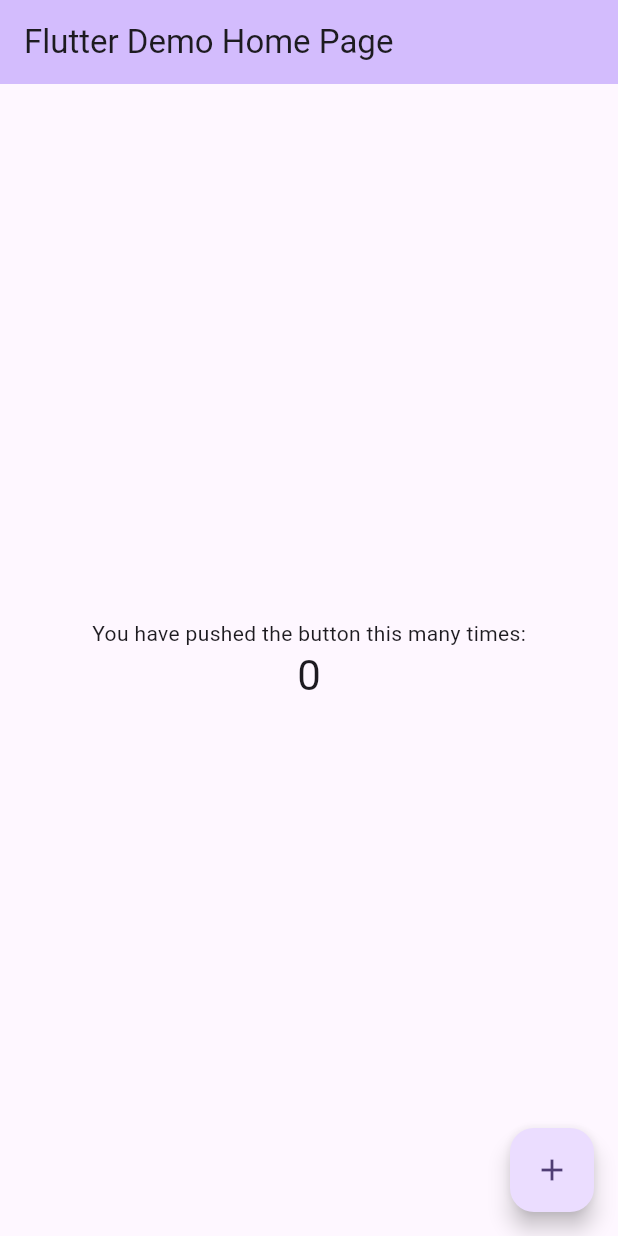
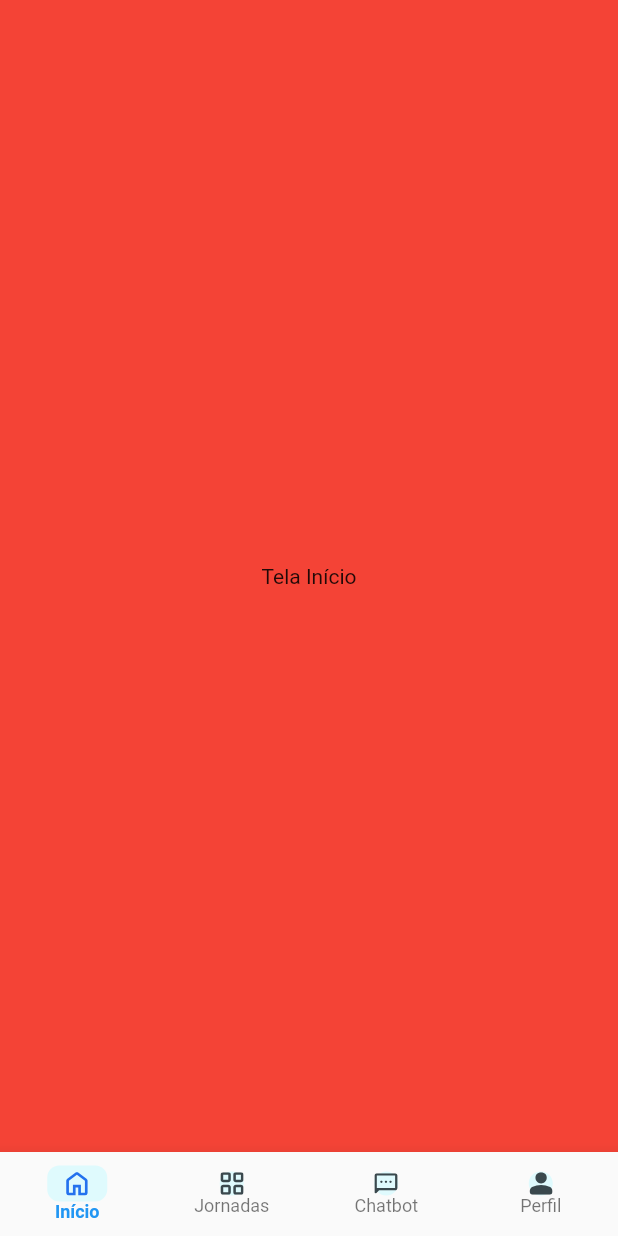
Before and after one commit to elysonsarmento/budz_teste, a Flutter app: the screen it shows after launch, on a phone screen of 412 x 824 dp. Run offline on Flutter 3.47's test engine with Material 2 defaults, Android fonts, the phone set to English and light mode, and no system bars; our stand-ins replace flutter_svg.

Commit message:
style: :lipstick: Adding the bottom menu

```diff
--- /dev/null
+++ b/lib/bottom_menu.dart
@@ -0,0 +1,154 @@
+import 'package:flutter/material.dart';
+import 'package:flutter_svg/svg.dart';
+
+import 'widgets/icons/icons_string.dart';
+
+class BottomWidget extends StatefulWidget {
+  const BottomWidget({super.key});
+
+  @override
+  State<BottomWidget> createState() => _BottomWidgetState();
+}
+
+class _BottomWidgetState extends State<BottomWidget> {
+  int _currentIndex = 0;
+
+  final List<Widget> _screens = [
+    Container(
+      color: Colors.red,
+      child: const Center(
+        child: Text('Tela Início'),
+      ),
+    ),
+    Container(
+      color: Colors.green,
+      child: const Center(
+        child: Text('Tela grid'),
+      ),
+    ),
+    Container(
+      color: Colors.blue,
+      child: const Center(
+        child: Text('Tela chat'),
+      ),
+    ),
+    Container(
+      color: Colors.yellow,
+      child: const Center(
+        child: Text('Tela Perfil'),
+      ),
+    ),
+  ];
+
+  @override
+  Widget build(BuildContext context) {
+    return MaterialApp(
+      home: Scaffold(
+        body: _screens[_currentIndex],
+        bottomNavigationBar: BottomNavigationBar(
+          type: BottomNavigationBarType.fixed,
+          currentIndex: _currentIndex,
+          selectedLabelStyle: TextStyle(
+              color: Color(
+                0xFF2371EE,
+              ),
+              fontWeight: FontWeight.w600,
+              fontSize: 12),
+          unselectedLabelStyle: TextStyle(
+              color: Color(
+                0xFF3A484D,
+              ),
+              fontWeight: FontWeight.w400,
+              fontSize: 12),
+          onTap: (index) {
+            setState(() {
+              _currentIndex = index;
+            });
+          },
+          items: <BottomNavigationBarItem>[
+            BottomNavigationBarItem(
+              icon: Container(
+                padding: _currentIndex == 0
+                    ? EdgeInsets.symmetric(horizontal: 12, vertical: 4)
+                    : null,
+                decoration: BoxDecoration(
+                  color: Color(0xFFDFFAFD),
+                  borderRadius: BorderRadius.circular(8),
+                ),
+                child: SvgPicture.asset(
+                  homeIcon,
+                  width: 16,
+                  height: 16,
+                  color: Color(
+                    _currentIndex == 0 ? 0xFF2371EE : 0xFF3A484D,
+                  ),
+                ),
+              ),
+              label: 'Início',
+            ),
+            BottomNavigationBarItem(
+              icon: Container(
+                padding: _currentIndex == 1
+                    ? EdgeInsets.symmetric(horizontal: 12, vertical: 4)
+                    : null,
+                decoration: BoxDecoration(
+                  color: Color(0xFFDFFAFD),
+                  borderRadius: BorderRadius.circular(8),
+                ),
+                child: SvgPicture.asset(
+                  gridIcon,
+                  width: 16,
+                  height: 16,
+                  color: Color(
+                    _currentIndex == 1 ? 0xFF2371EE : 0xFF3A484D,
+                  ),
+                ),
+              ),
+              label: 'Jornadas',
+            ),
+            BottomNavigationBarItem(
+              icon: Container(
+                padding: _currentIndex == 2
+                    ? EdgeInsets.symmetric(horizontal: 12, vertical: 4)
+                    : null,
+                decoration: BoxDecoration(
+                  color: Color(0xFFDFFAFD),
+                  borderRadius: BorderRadius.circular(8),
+                ),
+                child: SvgPicture.asset(
+                  smsIcon,
+                  width: 16,
+                  height: 16,
+                  color: Color(
+                    _currentIndex == 2 ? 0xFF2371EE : 0xFF3A484D,
+                  ),
+                ),
+              ),
+              label: 'Chatbot',
+            ),
+            BottomNavigationBarItem(
+              icon: Container(
+                padding: _currentIndex == 3
+                    ? EdgeInsets.symmetric(horizontal: 12, vertical: 4)
+                    : null,
+                decoration: BoxDecoration(
+                  color: Color(0xFFDFFAFD),
+                  borderRadius: BorderRadius.circular(8),
+                ),
+                child: SvgPicture.asset(
+                  personIcon,
+                  width: 16,
+                  height: 16,
+                  color: Color(
+                    _currentIndex == 3 ? 0xFF2371EE : 0xFF3A484D,
+                  ),
+                ),
+              ),
+              label: 'Perfil',
+            ),
+          ],
+        ),
+      ),
+    );
+  }
+}
--- a/lib/main.dart
+++ b/lib/main.dart
@@ -1,4 +1,7 @@
 import 'package:flutter/material.dart';
+import 'package:flutter_svg/svg.dart';
+
+import 'bottom_menu.dart';
 
 void main() {
   runApp(const MyApp());
@@ -7,119 +10,11 @@ void main() {
 class MyApp extends StatelessWidget {
   const MyApp({super.key});
 
-  // This widget is the root of your application.
   @override
   Widget build(BuildContext context) {
-    return MaterialApp(
-      title: 'Flutter Demo',
-      theme: ThemeData(
-        // This is the theme of your application.
-        //
-        // TRY THIS: Try running your application with "flutter run". You'll see
-        // the application has a blue toolbar. Then, without quitting the app,
-        // try changing the seedColor in the colorScheme below to Colors.green
-        // and then invoke "hot reload" (save your changes or press the "hot
-        // reload" button in a Flutter-supported IDE, or press "r" if you used
-        // the command line to start the app).
-        //
-        // Notice that the counter didn't reset back to zero; the application
-        // state is not lost during the reload. To reset the state, use hot
-        // restart instead.
-        //
-        // This works for code too, not just values: Most code changes can be
-        // tested with just a hot reload.
-        colorScheme: ColorScheme.fromSeed(seedColor: Colors.deepPurple),
-        useMaterial3: true,
-      ),
-      home: const MyHomePage(title: 'Flutter Demo Home Page'),
+    return const MaterialApp(
+      title: 'budz teste',
+      home: BottomWidget(),
     );
   }
 }
-
-class MyHomePage extends StatefulWidget {
-  const MyHomePage({super.key, required this.title});
-
-  // This widget is the home page of your application. It is stateful, meaning
-  // that it has a State object (defined below) that contains fields that affect
-  // how it looks.
-
-  // This class is the configuration for the state. It holds the values (in this
-  // case the title) provided by the parent (in this case the App widget) and
-  // used by the build method of the State. Fields in a Widget subclass are
-  // always marked "final".
-
-  final String title;
-
-  @override
-  State<MyHomePage> createState() => _MyHomePageState();
-}
-
-class _MyHomePageState extends State<MyHomePage> {
-  int _counter = 0;
-
-  void _incrementCounter() {
-    setState(() {
-      // This call to setState tells the Flutter framework that something has
-      // changed in this State, which causes it to rerun the build method below
-      // so that the display can reflect the updated values. If we changed
-      // _counter without calling setState(), then the build method would not be
-      // called again, and so nothing would appear to happen.
-      _counter++;
-    });
-  }
-
-  @override
-  Widget build(BuildContext context) {
-    // This method is rerun every time setState is called, for instance as done
-    // by the _incrementCounter method above.
-    //
-    // The Flutter framework has been optimized to make rerunning build methods
-    // fast, so that you can just rebuild anything that needs updating rather
-    // than having to individually change instances of widgets.
-    return Scaffold(
-      appBar: AppBar(
-        // TRY THIS: Try changing the color here to a specific color (to
-        // Colors.amber, perhaps?) and trigger a hot reload to see the AppBar
-        // change color while the other colors stay the same.
-        backgroundColor: Theme.of(context).colorScheme.inversePrimary,
-        // Here we take the value from the MyHomePage object that was created by
-        // the App.build method, and use it to set our appbar title.
-        title: Text(widget.title),
-      ),
-      body: Center(
-        // Center is a layout widget. It takes a single child and positions it
-        // in the middle of the parent.
-        child: Column(
-          // Column is also a layout widget. It takes a list of children and
-          // arranges them vertically. By default, it sizes itself to fit its
-          // children horizontally, and tries to be as tall as its parent.
-          //
-          // Column has various properties to control how it sizes itself and
-          // how it positions its children. Here we use mainAxisAlignment to
-          // center the children vertically; the main axis here is the vertical
-          // axis because Columns are vertical (the cross axis would be
-          // horizontal).
-          //
-          // TRY THIS: Invoke "debug painting" (choose the "Toggle Debug Paint"
-          // action in the IDE, or press "p" in the console), to see the
-          // wireframe for each widget.
-          mainAxisAlignment: MainAxisAlignment.center,
-          children: <Widget>[
-            const Text(
-              'You have pushed the button this many times:',
-            ),
-            Text(
-              '$_counter',
-              style: Theme.of(context).textTheme.headlineMedium,
-            ),
-          ],
-        ),
-      ),
-      floatingActionButton: FloatingActionButton(
-        onPressed: _incrementCounter,
-        tooltip: 'Increment',
-        child: const Icon(Icons.add),
-      ), // This trailing comma makes auto-formatting nicer for build methods.
-    );
-  }
-}
```
